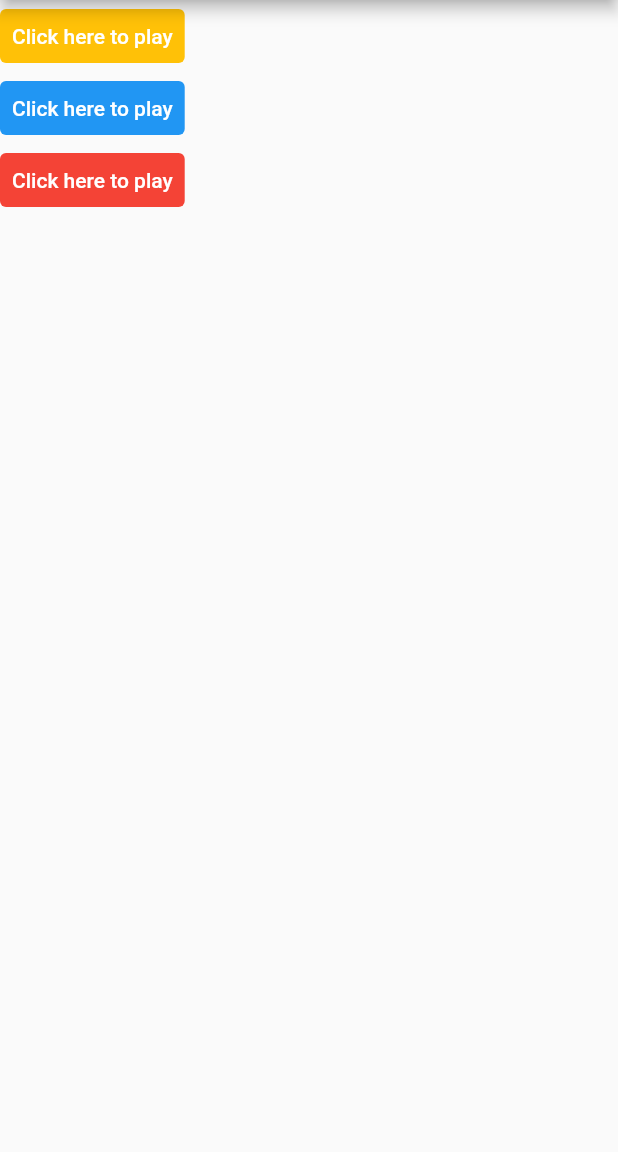
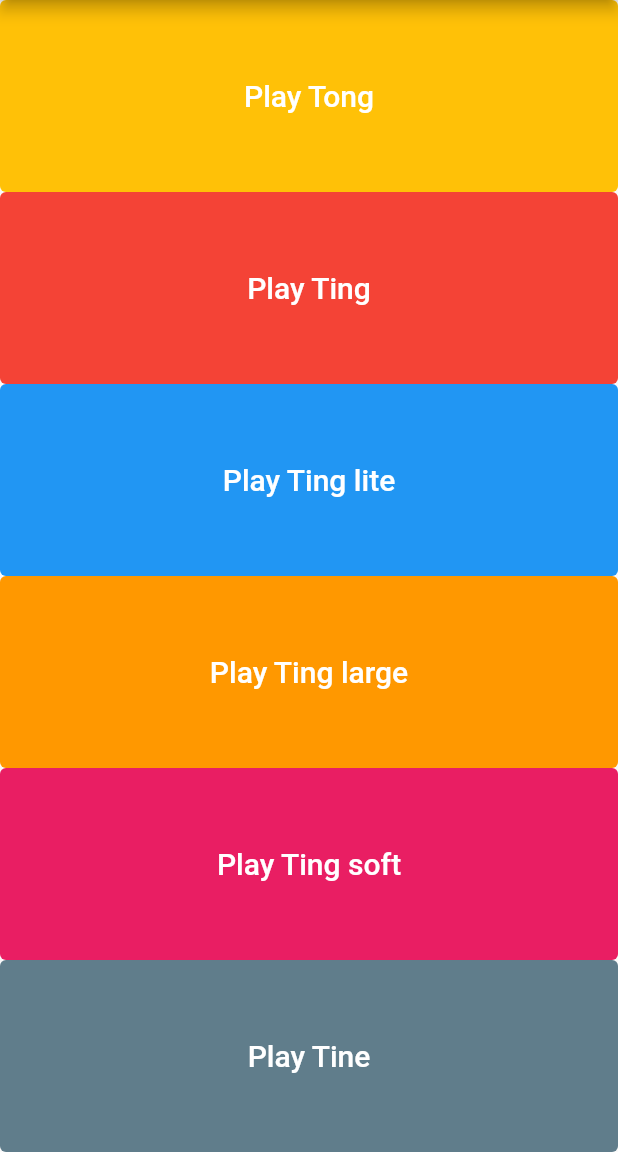
Before and after one commit to vijai-ks/Xylophone_App, a Flutter app: the screen it shows after launch, on a phone screen of 412 x 824 dp, the part 84-1236 px from its top. Run offline on Flutter 3.47's test engine with Material 2 defaults, Android fonts, the phone set to English and light mode, and no system bars; our stand-ins replace audioplayers.

Commit message:
refactor: xylophone: Reuse the code with functions
For this version of dart, in functions it needs required method
Reused with Expanded function type
Add named parameter for functions with {}

Signed-off-by: vijai-ks <vijai.ksv@gmail.com>

```diff
--- a/lib/main.dart
+++ b/lib/main.dart
@@ -19,6 +19,29 @@ class _XylophoneState extends State<Xylophone> {
     audioPlayer.play(AssetSource('note$songNumber.wav'));
   }
 
+  Expanded songButton(
+      {required Color color,
+      required String songName,
+      required int soundNumber}) {
+    return Expanded(
+      child: TextButton(
+        style: TextButton.styleFrom(
+          backgroundColor: color,
+        ),
+        onPressed: () {
+          playSound(soundNumber);
+        },
+        child: Text(
+          'Play $songName',
+          style: const TextStyle(
+            color: Colors.white,
+            fontSize: 20,
+          ),
+        ),
+      ),
+    );
+  }
+
   @override
   Widget build(BuildContext context) {
     return MaterialApp(
@@ -31,49 +54,18 @@ class _XylophoneState extends State<Xylophone> {
         ),
         body: SafeArea(
           child: Column(
+            crossAxisAlignment: CrossAxisAlignment.stretch,
             children: [
-              TextButton(
-                style: TextButton.styleFrom(
-                  backgroundColor: Colors.amber,
-                ),
-                onPressed: () {
-                  playSound(1);
-                },
-                child: const Text(
-                  'Click here to play',
-                  style: TextStyle(
-                    color: Colors.white,
-                  ),
-                ),
-              ),
-              TextButton(
-                style: TextButton.styleFrom(
-                  backgroundColor: Colors.blue,
-                ),
-                onPressed: () {
-                  playSound(2);
-                },
-                child: const Text(
-                  'Click here to play',
-                  style: TextStyle(
-                    color: Colors.white,
-                  ),
-                ),
-              ),
-              TextButton(
-                style: TextButton.styleFrom(
-                  backgroundColor: Colors.red,
-                ),
-                onPressed: () {
-                  playSound(3);
-                },
-                child: const Text(
-                  'Click here to play',
-                  style: TextStyle(
-                    color: Colors.white,
-                  ),
-                ),
-              ),
+              songButton(color: Colors.amber, soundNumber: 1, songName: 'Tong'),
+              songButton(color: Colors.red, soundNumber: 2, songName: 'Ting'),
+              songButton(
+                  color: Colors.blue, soundNumber: 3, songName: 'Ting lite'),
+              songButton(
+                  color: Colors.orange, soundNumber: 4, songName: 'Ting large'),
+              songButton(
+                  color: Colors.pink, soundNumber: 5, songName: 'Ting soft'),
+              songButton(
+                  color: Colors.blueGrey, soundNumber: 6, songName: 'Tine'),
             ],
           ),
         ),
```
